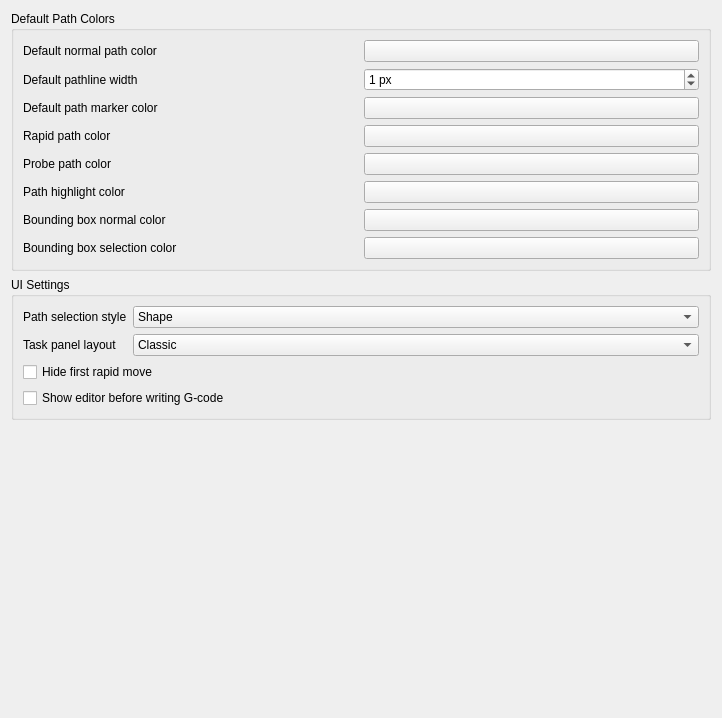
The window that src/Mod/CAM/Gui/DlgSettingsPathColor.ui (Connor9220/FreeCAD) describes before a commit, drawn with Qt 5.
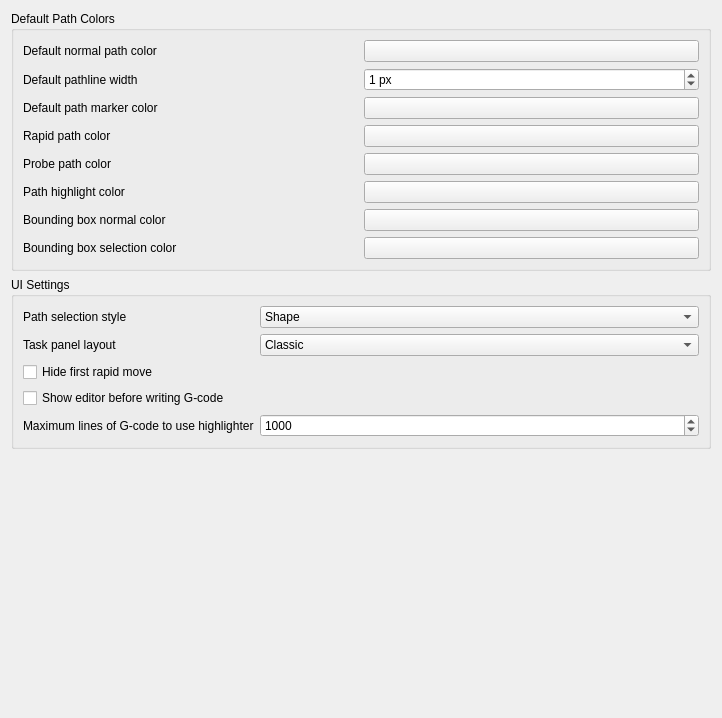
The same window after the commit. Custom widgets are drawn as their Qt base class.

```diff
--- a/src/Mod/CAM/Gui/DlgSettingsPathColor.ui
+++ b/src/Mod/CAM/Gui/DlgSettingsPathColor.ui
@@ -430,6 +430,37 @@
         </property>
        </widget>
       </item>
+      <item row="4" column="0">
+       <widget class="QLabel" name="label_15">
+        <property name="text">
+         <string>Maximum lines of G-code to use highlighter</string>
+        </property>
+       </widget>
+      </item>
+      <item row="4" column="1">
+       <widget class="Gui::PrefSpinBox" name="MaxHighlighterSize">
+        <property name="toolTip">
+         <string>Limits lines of G-code which will allow to use highlighter.
+Decrease value if gets perfomance problem in Inspect or export G-code windows.
+Set to zero to disable G-code highlighter.</string>
+        </property>
+        <property name="minimum">
+         <number>0</number>
+        </property>
+        <property name="maximum">
+         <number>999999999</number>
+        </property>
+        <property name="value">
+         <number>1000</number>
+        </property>
+        <property name="prefEntry" stdset="0">
+         <cstring>MaxHighlighterSize</cstring>
+        </property>
+        <property name="prefPath" stdset="0">
+         <cstring>Mod/CAM</cstring>
+        </property>
+       </widget>
+      </item>
      </layout>
     </widget>
    </item>
```
